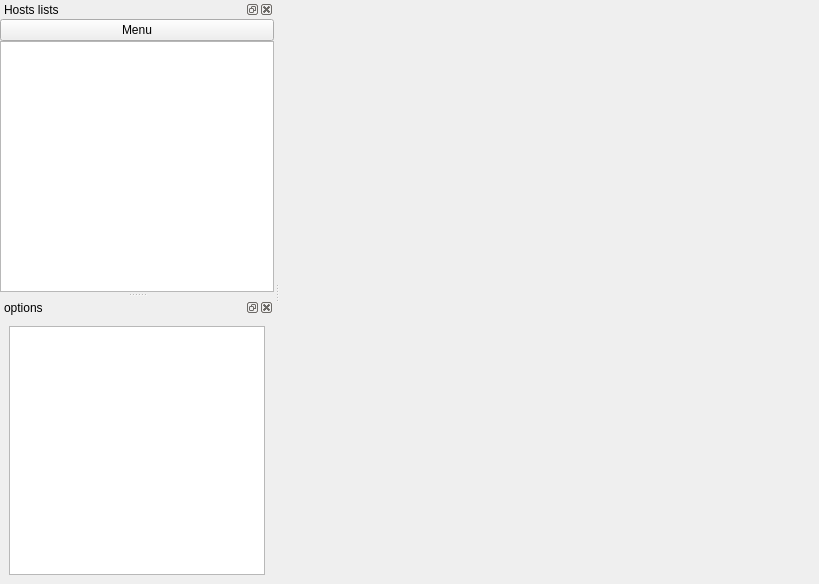
This is ui/mainwindow.ui in devqore/myrdp as Qt 5 draws it before an edit. The edited form follows.
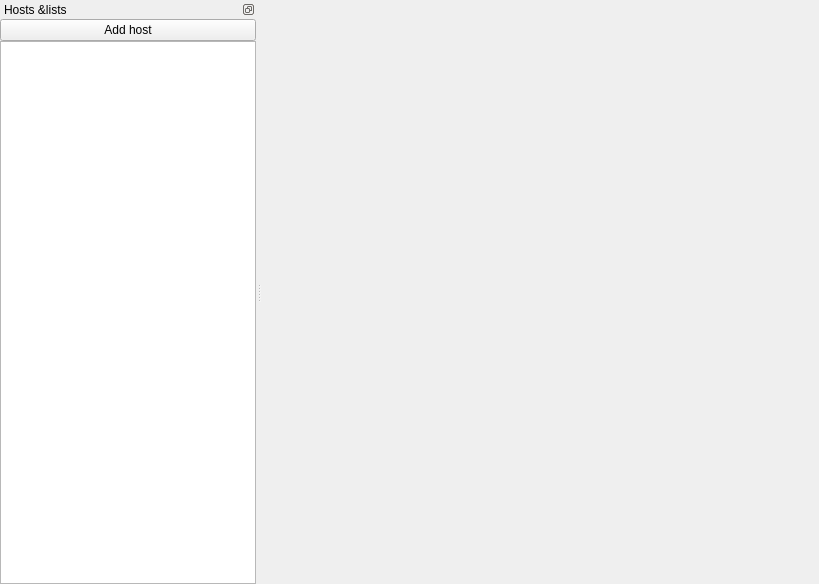
This is the edited form. Icons and pictures are not drawn.

```diff
--- a/ui/mainwindow.ui
+++ b/ui/mainwindow.ui
@@ -28,10 +28,10 @@
     <bool>true</bool>
    </property>
    <property name="features">
-    <set>QDockWidget::AllDockWidgetFeatures</set>
+    <set>QDockWidget::DockWidgetFloatable|QDockWidget::DockWidgetMovable</set>
    </property>
    <property name="windowTitle">
-    <string>Hosts lists</string>
+    <string>Hosts &amp;lists</string>
    </property>
    <attribute name="dockWidgetArea">
     <number>1</number>
@@ -47,7 +47,7 @@
      <item>
       <widget class="QPushButton" name="menu">
        <property name="text">
-        <string>Menu</string>
+        <string>Add host</string>
        </property>
       </widget>
      </item>
@@ -70,21 +70,6 @@
     </layout>
    </widget>
   </widget>
-  <widget class="QDockWidget" name="optionsDock">
-   <property name="windowTitle">
-    <string>options</string>
-   </property>
-   <attribute name="dockWidgetArea">
-    <number>1</number>
-   </attribute>
-   <widget class="QWidget" name="optionsWidget">
-    <layout class="QVBoxLayout" name="verticalLayout">
-     <item>
-      <widget class="QTableWidget" name="optionsTable"/>
-     </item>
-    </layout>
-   </widget>
-  </widget>
  </widget>
  <resources>
   <include location="resources.qrc"/>
```
Left out of the diff: 11 changed lines with no effect on the pictures.
